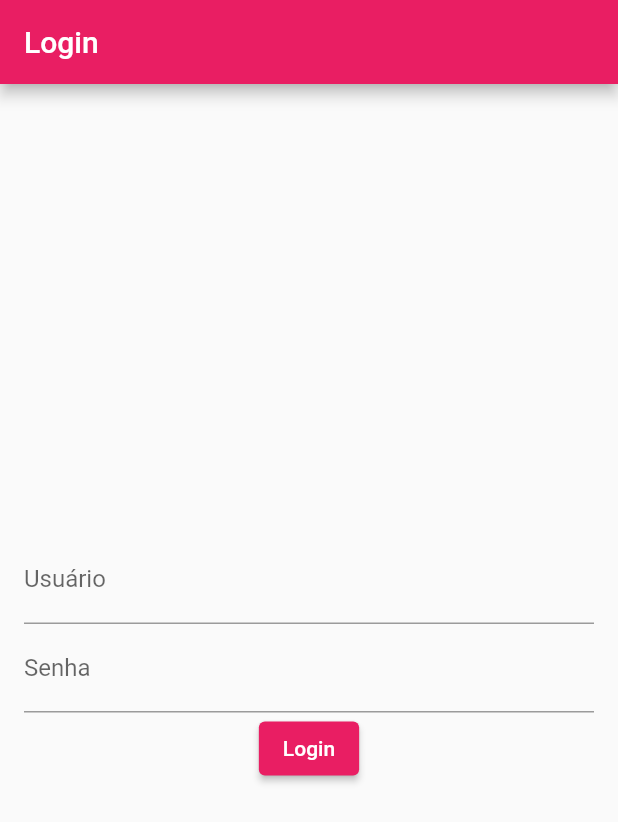
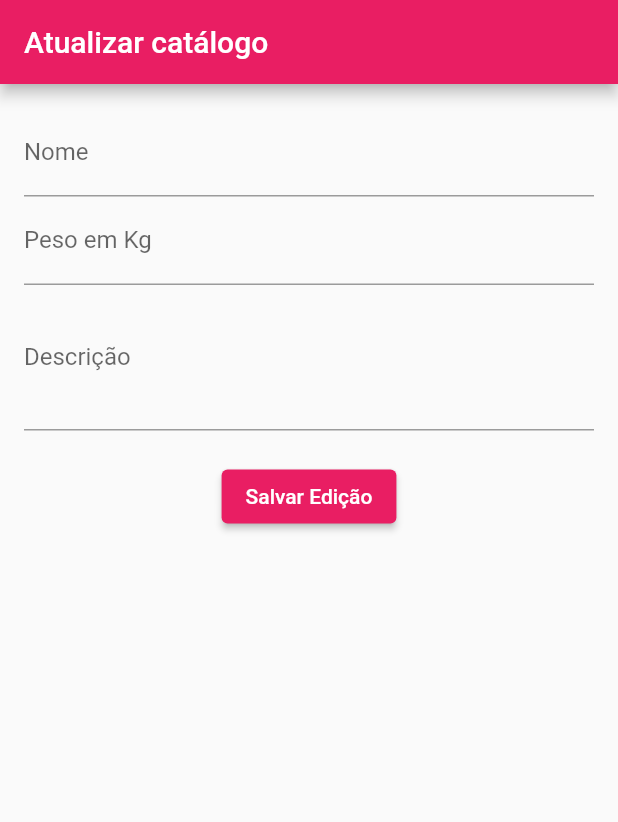
Before and after one commit to tegerafael/projeto_flutter, a Flutter app: the screen it shows after launch, on a phone screen of 412 x 824 dp. Shown: the top 822 px of the screen. Run offline on Flutter 3.47's test engine with Material 2 defaults, Android fonts, the phone set to English and light mode, and no system bars.

Commit message:
imp - update

```diff
--- a/lib/login.dart
+++ /dev/null
@@ -1,80 +0,0 @@
-import 'package:flutter/material.dart';
-
-void main() {
-  runApp(MyApp());
-}
-
-class MyApp extends StatelessWidget {
-  @override
-  Widget build(BuildContext context) {
-    return MaterialApp(
-      title: 'Flutter Login Demo',
-      theme: ThemeData(
-        primarySwatch: Colors.pink,
-      ),
-      home: LoginScreen(),
-    );
-  }
-}
-
-class LoginScreen extends StatelessWidget {
-  final TextEditingController usernameController = TextEditingController();
-  final TextEditingController passwordController = TextEditingController();
-
-  @override
-  Widget build(BuildContext context) {
-    return Scaffold(
-      appBar: AppBar(title: Text('Login')),
-      body: Padding(
-        padding: EdgeInsets.all(16.0),
-        child: Column(
-          mainAxisAlignment: MainAxisAlignment.center,
-          children: <Widget>[
-            TextFormField(
-              controller: usernameController,
-              decoration: InputDecoration(labelText: 'Usuário'),
-            ),
-            TextFormField(
-              controller: passwordController,
-              decoration: InputDecoration(labelText: 'Senha'),
-              obscureText: true,
-            ),
-            ElevatedButton(
-              child: Text('Login'),
-              onPressed: () {
-                if (usernameController.text != 'viniciusadm') {
-                  ScaffoldMessenger.of(context).showSnackBar(
-                    SnackBar(content: Text('Usuário inválido')),
-                  );
-                  return;
-                }
-                if (passwordController.text != 'viniciusadm') {
-                  ScaffoldMessenger.of(context).showSnackBar(
-                    SnackBar(content: Text('Senha inválida')),
-                  );
-                  return;
-                }
-                Navigator.pushReplacement(
-                  context,
-                  MaterialPageRoute(builder: (context) => BlankPage()),
-                );
-              },
-            ),
-          ],
-        ),
-      ),
-    );
-  }
-}
-
-class BlankPage extends StatelessWidget {
-  @override
-  Widget build(BuildContext context) {
-    return Scaffold(
-      appBar: AppBar(title: Text('Pagina em branco')),
-      body: Center(
-        child: Text('Pagina em branco'),
-      ),
-    );
-  }
-}
--- a/lib/main.dart
+++ b/lib/main.dart
@@ -1,5 +1,6 @@
 import 'package:flutter/material.dart';
-import 'login.dart';
+import 'update.dart';
+
 void main() {
   runApp(MyApp());
 }
@@ -8,10 +9,11 @@ class MyApp extends StatelessWidget {
   @override
   Widget build(BuildContext context) {
     return MaterialApp(
+      title: 'Flutter Demo',
       theme: ThemeData(
         primarySwatch: Colors.pink,
       ),
-      home: LoginScreen(),
+      home: UpdateScreen(), // Definindo UpdateScreen como a tela inicial
     );
   }
 }
--- /dev/null
+++ b/lib/update.dart
@@ -0,0 +1,51 @@
+import 'package:flutter/material.dart';
+
+class UpdateScreen extends StatefulWidget {
+  @override
+  _UpdateScreenState createState() => _UpdateScreenState();
+}
+
+class _UpdateScreenState extends State<UpdateScreen> {
+  final TextEditingController _nameController = TextEditingController();
+  final TextEditingController _kgController = TextEditingController();
+  final TextEditingController _descriptionController = TextEditingController();
+
+  @override
+  Widget build(BuildContext context) {
+    return Scaffold(
+      appBar: AppBar(
+        title: Text('Atualizar catálogo'),
+      ),
+      body: Padding(
+        padding: EdgeInsets.all(16.0),
+        child: Column(
+          children: <Widget>[
+            TextField(
+              controller: _nameController,
+              decoration: InputDecoration(labelText: 'Nome'),
+            ),
+            TextField(
+              controller: _kgController,
+              decoration: InputDecoration(labelText: 'Peso em Kg'),
+              keyboardType: TextInputType.number,
+            ),
+            TextField(
+              controller: _descriptionController,
+              decoration: InputDecoration(labelText: 'Descrição'),
+              maxLines: 3,
+            ),
+            SizedBox(height: 20),
+            ElevatedButton(
+              onPressed: () {
+                String name = _nameController.text;
+                String kg = _kgController.text;
+                String description = _descriptionController.text;
+              },
+              child: Text('Salvar Edição'),
+            ),
+          ],
+        ),
+      ),
+    );
+  }
+}
```
